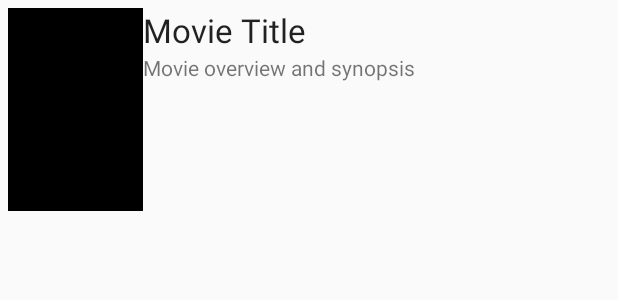
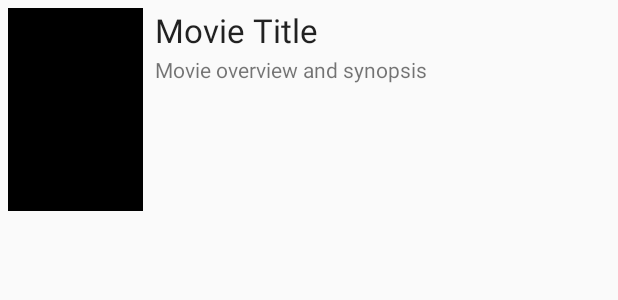
Before and after one commit to ajt025/FBU-Flixster, an Android app: the layout item_movie.xml on its own in the app's theme, with its tools: preview values and no code run, on a phone screen of 412 x 824 dp. Shown: the top 300 px of the screen. Run offline under Robolectric (Android 15) with nearby library versions, the phone set to English and light mode, and no system bars.

Commit message:
Implemented placeholder image

```diff
--- a/app/src/main/java/com/example/flixster/MovieAdapter.java
+++ b/app/src/main/java/com/example/flixster/MovieAdapter.java
@@ -10,6 +10,7 @@ import android.widget.ImageView;
 import android.widget.TextView;
 
 import com.bumptech.glide.Glide;
+import com.bumptech.glide.request.RequestOptions;
 import com.example.flixster.models.Config;
 import com.example.flixster.models.Movie;
 
@@ -61,7 +62,8 @@ public class MovieAdapter extends RecyclerView.Adapter<MovieAdapter.ViewHolder>
         // load image using Glide
         Glide.with(context)
                 .load(imageUrl)
-                // todo put .placeholder method here
+                .apply(new RequestOptions()
+                    .placeholder(R.drawable.flicks_movie_placeholder))
                 .into(viewHolder.ivPosterImage);
     }
 
--- a/app/src/main/res/layout/item_movie.xml
+++ b/app/src/main/res/layout/item_movie.xml
@@ -24,8 +24,8 @@
         android:layout_alignParentStart="true"
         android:layout_alignParentLeft="true"
         android:layout_alignParentTop="true"
-        android:layout_marginStart="90dp"
-        android:layout_marginLeft="90dp"
+        android:layout_marginStart="98dp"
+        android:layout_marginLeft="98dp"
         android:layout_marginTop="0dp"
         android:text="Movie Title"
         android:textAppearance="@style/TextAppearance.AppCompat.Large" />
@@ -37,8 +37,8 @@
         android:layout_alignParentStart="true"
         android:layout_alignParentLeft="true"
         android:layout_alignParentTop="true"
-        android:layout_marginStart="90dp"
-        android:layout_marginLeft="90dp"
-        android:layout_marginTop="30dp"
+        android:layout_marginStart="98dp"
+        android:layout_marginLeft="98dp"
+        android:layout_marginTop="31dp"
         android:text="Movie overview and synopsis" />
 </RelativeLayout>
```
